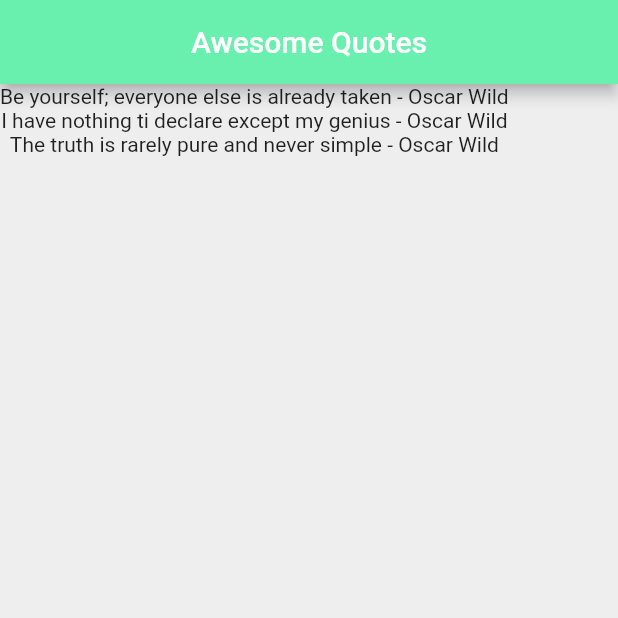
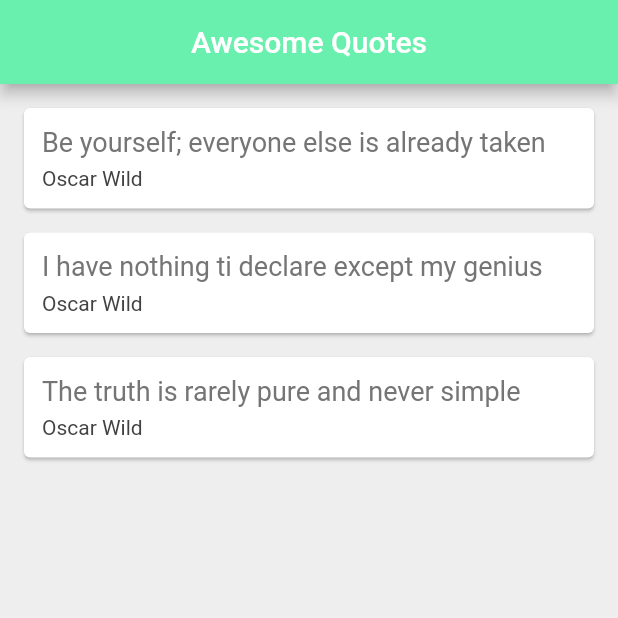
Before and after one commit to developnikita/flutter-begining-course, a Flutter app: the screen it shows after launch, on a phone screen of 412 x 824 dp, the top half of it. Run offline on Flutter 3.47's test engine with Material 2 defaults, Android fonts, the phone set to English and light mode, and no system bars.

Commit message:
learn Card widget

```diff
--- a/first_lesson/third_learn_app/lib/main.dart
+++ b/first_lesson/third_learn_app/lib/main.dart
@@ -17,6 +17,37 @@ class _QuoteListState extends State<QuoteList> {
     Quote(author: 'Oscar Wild', text: 'The truth is rarely pure and never simple'),
   ];
 
+  Widget quoteTemplate(Quote quote) {
+    return Card(
+      margin: EdgeInsets.fromLTRB(16.0, 16.0, 16.0, 0.0),
+      child: Padding(
+        padding: const EdgeInsets.all(12.0),
+        child: Column(
+          crossAxisAlignment: CrossAxisAlignment.stretch,
+          children: [
+            Text(
+              quote.text,
+              style: TextStyle(
+                fontSize: 18.0,
+                color: Colors.grey[600],
+              ),
+            ),
+            SizedBox(
+              height: 6.0,
+            ),
+            Text(
+              quote.author,
+              style: TextStyle(
+                fontSize: 14.0,
+                color: Colors.grey[800],
+              ),
+            ),
+          ],
+        ),
+      ),
+    );
+  }
+
   @override
   Widget build(BuildContext context) {
     return Scaffold(
@@ -27,7 +58,7 @@ class _QuoteListState extends State<QuoteList> {
         backgroundColor: Colors.greenAccent,
       ),
       body: Column(
-        children: quotes.map((quote) => Text('${quote.text} - ${quote.author}')).toList(),
+        children: quotes.map((quote) => quoteTemplate(quote)).toList(),
       ),
     );
   }
```
